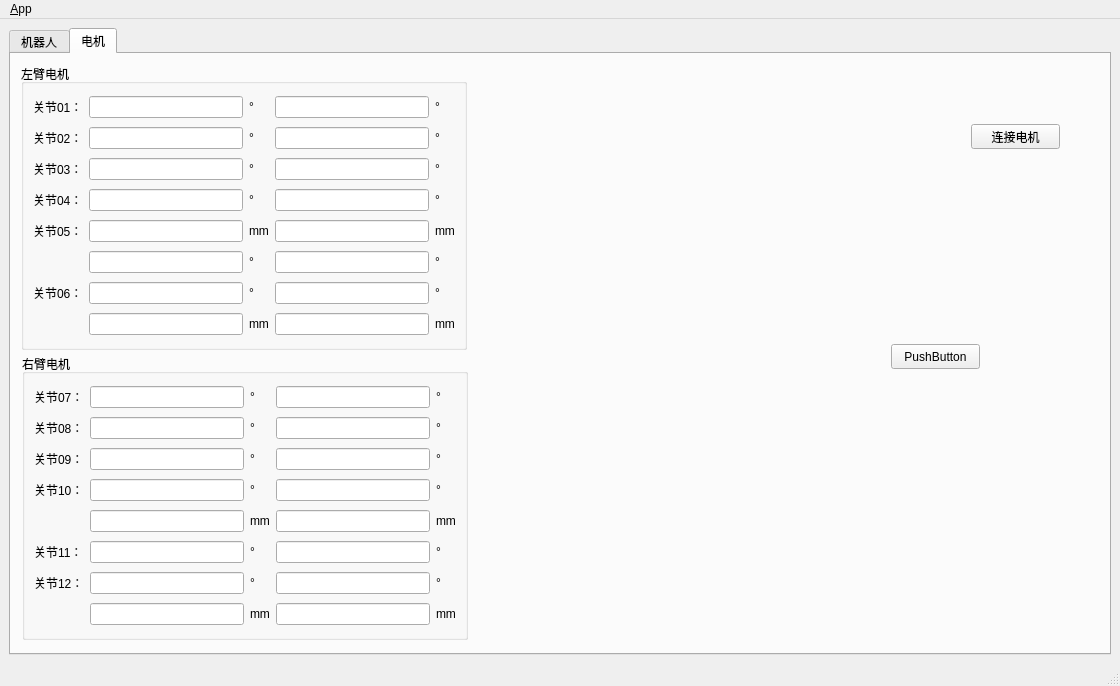
Old version of the form src/CXDL_ROS/cx_qt/ui/main_window.ui in the repository xxxqqqwdd/CXDL_ROS_mian.
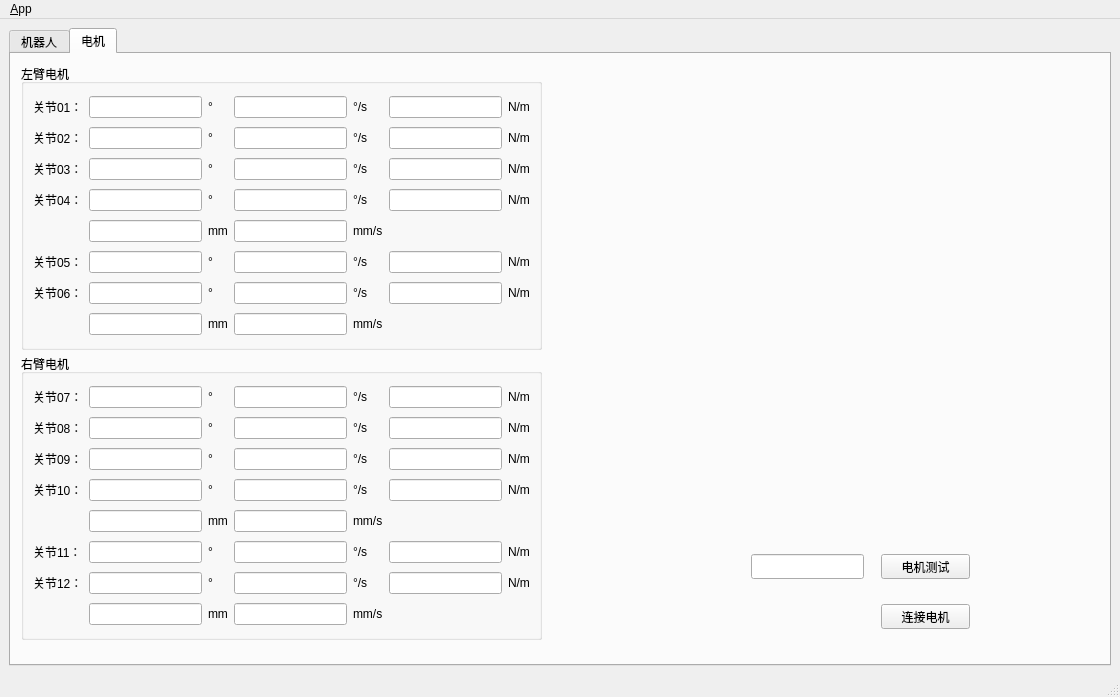
New version of the form. Icons and pictures are not drawn.

What changed in the file:
```diff
--- a/src/CXDL_ROS/cx_qt/ui/main_window.ui
+++ b/src/CXDL_ROS/cx_qt/ui/main_window.ui
@@ -7,7 +7,7 @@
     <x>0</x>
     <y>0</y>
     <width>1120</width>
-    <height>686</height>
+    <height>697</height>
    </rect>
   </property>
   <property name="windowTitle">
@@ -24,6 +24,9 @@
    <layout class="QGridLayout" name="gridLayout_2">
     <item row="0" column="0">
      <widget class="QTabWidget" name="tab_manager">
+      <property name="enabled">
+       <bool>true</bool>
+      </property>
       <property name="minimumSize">
        <size>
         <width>100</width>
@@ -50,7 +53,7 @@
          <rect>
           <x>10</x>
           <y>10</y>
-          <width>446</width>
+          <width>521</width>
           <height>286</height>
          </rect>
         </property>
@@ -66,7 +69,17 @@
           </widget>
          </item>
          <item row="0" column="1">
-          <widget class="QLineEdit" name="lineEdit"/>
+          <widget class="QLineEdit" name="lineEdit_joint101_1">
+           <property name="enabled">
+            <bool>true</bool>
+           </property>
+           <property name="layoutDirection">
+            <enum>Qt::LeftToRight</enum>
+           </property>
+           <property name="alignment">
+            <set>Qt::AlignRight|Qt::AlignTrailing|Qt::AlignVCenter</set>
+           </property>
+          </widget>
          </item>
          <item row="0" column="2">
           <widget class="QLabel" name="label_26">
@@ -76,12 +89,36 @@
           </widget>
          </item>
          <item row="0" column="3">
-          <widget class="QLineEdit" name="lineEdit_20"/>
+          <widget class="QLineEdit" name="lineEdit_joint101_2">
+           <property name="enabled">
+            <bool>true</bool>
+           </property>
+           <property name="alignment">
+            <set>Qt::AlignRight|Qt::AlignTrailing|Qt::AlignVCenter</set>
+           </property>
+          </widget>
          </item>
          <item row="0" column="4">
           <widget class="QLabel" name="label_39">
            <property name="text">
-            <string>°</string>
+            <string>°/s</string>
+           </property>
+          </widget>
+         </item>
+         <item row="0" column="5">
+          <widget class="QLineEdit" name="lineEdit_joint101_3">
+           <property name="enabled">
+            <bool>true</bool>
+           </property>
+           <property name="alignment">
+            <set>Qt::AlignRight|Qt::AlignTrailing|Qt::AlignVCenter</set>
+           </property>
+          </widget>
+         </item>
+         <item row="0" column="6">
+          <widget class="QLabel" name="label_58">
+           <property name="text">
+            <string>N/m</string>
            </property>
           </widget>
          </item>
@@ -93,7 +130,17 @@
           </widget>
          </item>
          <item row="1" column="1">
-          <widget class="QLineEdit" name="lineEdit_2"/>
+          <widget class="QLineEdit" name="lineEdit_joint102_1">
+           <property name="enabled">
+            <bool>true</bool>
+           </property>
+           <property name="layoutDirection">
+            <enum>Qt::LeftToRight</enum>
+           </property>
+           <property name="alignment">
+            <set>Qt::AlignRight|Qt::AlignTrailing|Qt::AlignVCenter</set>
+           </property>
+          </widget>
          </item>
          <item row="1" column="2">
           <widget class="QLabel" name="label_31">
@@ -103,12 +150,36 @@
           </widget>
          </item>
          <item row="1" column="3">
-          <widget class="QLineEdit" name="lineEdit_18"/>
+          <widget class="QLineEdit" name="lineEdit_joint102_2">
+           <property name="enabled">
+            <bool>true</bool>
+           </property>
+           <property name="alignment">
+            <set>Qt::AlignRight|Qt::AlignTrailing|Qt::AlignVCenter</set>
+           </property>
+          </widget>
          </item>
          <item row="1" column="4">
           <widget class="QLabel" name="label_43">
            <property name="text">
-            <string>°</string>
+            <string>°/s</string>
+           </property>
+          </widget>
+         </item>
+         <item row="1" column="5">
+          <widget class="QLineEdit" name="lineEdit_joint102_3">
+           <property name="enabled">
+            <bool>true</bool>
+           </property>
+           <property name="alignment">
+            <set>Qt::AlignRight|Qt::AlignTrailing|Qt::AlignVCenter</set>
+           </property>
+          </widget>
+         </item>
+         <item row="1" column="6">
+          <widget class="QLabel" name="label_57">
+           <property name="text">
+            <string>N/m</string>
            </property>
           </widget>
          </item>
@@ -120,7 +191,17 @@
           </widget>
          </item>
          <item row="2" column="1">
-          <widget class="QLineEdit" name="lineEdit_3"/>
+          <widget class="QLineEdit" name="lineEdit_joint103_1">
+           <property name="enabled">
+            <bool>true</bool>
+           </property>
+           <property name="layoutDirection">
+            <enum>Qt::LeftToRight</enum>
+           </property>
+           <property name="alignment">
+            <set>Qt::AlignRight|Qt::AlignTrailing|Qt::AlignVCenter</set>
+           </property>
+          </widget>
          </item>
          <item row="2" column="2">
           <widget class="QLabel" name="label_28">
@@ -130,12 +211,36 @@
           </widget>
          </item>
          <item row="2" column="3">
-          <widget class="QLineEdit" name="lineEdit_22"/>
+          <widget class="QLineEdit" name="lineEdit_joint103_2">
+           <property name="enabled">
+            <bool>true</bool>
+           </property>
+           <property name="alignment">
+            <set>Qt::AlignRight|Qt::AlignTrailing|Qt::AlignVCenter</set>
+           </property>
+          </widget>
          </item>
          <item row="2" column="4">
           <widget class="QLabel" name="label_41">
            <property name="text">
-            <string>°</string>
+            <string>°/s</string>
+           </property>
+          </widget>
+         </item>
+         <item row="2" column="5">
+          <widget class="QLineEdit" name="lineEdit_joint103_3">
+           <property name="enabled">
+            <bool>true</bool>
+           </property>
+           <property name="alignment">
+            <set>Qt::AlignRight|Qt::AlignTrailing|Qt::AlignVCenter</set>
+           </property>
+          </widget>
+         </item>
+         <item row="2" column="6">
+          <widget class="QLabel" name="label_52">
+           <property name="text">
+            <string>N/m</string>
            </property>
           </widget>
          </item>
@@ -147,7 +252,14 @@
           </widget>
          </item>
          <item row="3" column="1">
-          <widget class="QLineEdit" name="lineEdit_4"/>
+          <widget class="QLineEdit" name="lineEdit_joint104_1">
+           <property name="enabled">
+            <bool>true</bool>
+           </property>
+           <property name="alignment">
+            <set>Qt::AlignRight|Qt::AlignTrailing|Qt::AlignVCenter</set>
+           </property>
+          </widget>
          </item>
          <item row="3" column="2">
           <widget class="QLabel" name="label_22">
@@ -157,24 +269,48 @@
           </widget>
          </item>
          <item row="3" column="3">
-          <widget class="QLineEdit" name="lineEdit_24"/>
+          <widget class="QLineEdit" name="lineEdit_joint104_2">
+           <property name="enabled">
+            <bool>true</bool>
+           </property>
+           <property name="alignment">
+            <set>Qt::AlignRight|Qt::AlignTrailing|Qt::AlignVCenter</set>
+           </property>
+          </widget>
          </item>
          <item row="3" column="4">
           <widget class="QLabel" name="label_24">
            <property name="text">
-            <string>°</string>
+            <string>°/s</string>
            </property>
           </widget>
          </item>
-         <item row="4" column="0">
-          <widget class="QLabel" name="label_18">
+         <item row="3" column="5">
+          <widget class="QLineEdit" name="lineEdit_joint104_3">
+           <property name="enabled">
+            <bool>true</bool>
+           </property>
+           <property name="alignment">
+            <set>Qt::AlignRight|Qt::AlignTrailing|Qt::AlignVCenter</set>
+           </property>
+          </widget>
+         </item>
+         <item row="3" column="6">
+          <widget class="QLabel" name="label_54">
            <property name="text">
-            <string>关节05：</string>
+            <string>N/m</string>
            </property>
           </widget>
          </item>
          <item row="4" column="1">
-          <widget class="QLineEdit" name="lineEdit_5"/>
+          <widget class="QLineEdit" name="lineEdit_joint104_4">
+           <property name="enabled">
+            <bool>true</bool>
+           </property>
+           <property name="alignment">
+            <set>Qt::AlignRight|Qt::AlignTrailing|Qt::AlignVCenter</set>
+           </property>
+          </widget>
          </item>
          <item row="4" column="2">
           <widget class="QLabel" name="label_29">
@@ -184,17 +320,38 @@
           </widget>
          </item>
          <item row="4" column="3">
-          <widget class="QLineEdit" name="lineEdit_19"/>
+          <widget class="QLineEdit" name="lineEdit_joint104_5">
+           <property name="enabled">
+            <bool>true</bool>
+           </property>
+           <property name="alignment">
+            <set>Qt::AlignRight|Qt::AlignTrailing|Qt::AlignVCenter</set>
+           </property>
+          </widget>
          </item>
          <item row="4" column="4">
           <widget class="QLabel" name="label_40">
            <property name="text">
-            <string>mm</string>
+            <string>mm/s</string>
+           </property>
+          </widget>
+         </item>
+         <item row="5" column="0">
+          <widget class="QLabel" name="label_18">
+           <property name="text">
+            <string>关节05：</string>
            </property>
           </widget>
          </item>
          <item row="5" column="1">
-          <widget class="QLineEdit" name="lineEdit_6"/>
+          <widget class="QLineEdit" name="lineEdit_joint105_1">
+           <property name="enabled">
+            <bool>true</bool>
+           </property>
+           <property name="alignment">
+            <set>Qt::AlignRight|Qt::AlignTrailing|Qt::AlignVCenter</set>
+           </property>
+          </widget>
          </item>
          <item row="5" column="2">
           <widget class="QLabel" name="label_30">
@@ -204,12 +361,36 @@
           </widget>
          </item>
          <item row="5" column="3">
-          <widget class="QLineEdit" name="lineEdit_17"/>
+          <widget class="QLineEdit" name="lineEdit_joint105_2">
+           <property name="enabled">
+            <bool>true</bool>
+           </property>
+           <property name="alignment">
+            <set>Qt::AlignRight|Qt::AlignTrailing|Qt::AlignVCenter</set>
+           </property>
+          </widget>
          </item>
          <item row="5" column="4">
           <widget class="QLabel" name="label_42">
            <property name="text">
-            <string>°</string>
+            <string>°/s</string>
+           </property>
+          </widget>
+         </item>
+         <item row="5" column="5">
+          <widget class="QLineEdit" name="lineEdit_joint105_3">
+           <property name="enabled">
+            <bool>true</bool>
+           </property>
+           <property name="alignment">
+            <set>Qt::AlignRight|Qt::AlignTrailing|Qt::AlignVCenter</set>
+           </property>
+          </widget>
+         </item>
+         <item row="5" column="6">
+          <widget class="QLabel" name="label_56">
+           <property name="text">
+            <string>N/m</string>
            </property>
           </widget>
          </item>
@@ -221,7 +402,14 @@
           </widget>
          </item>
          <item row="6" column="1">
-          <widget class="QLineEdit" name="lineEdit_7"/>
+          <widget class="QLineEdit" name="lineEdit_joint106_1">
+           <property name="enabled">
+            <bool>true</bool>
+           </property>
+           <property name="alignment">
+            <set>Qt::AlignRight|Qt::AlignTrailing|Qt::AlignVCenter</set>
+           </property>
+          </widget>
          </item>
          <item row="6" column="2">
           <widget class="QLabel" name="label_27">
@@ -231,17 +419,48 @@
           </widget>
          </item>
          <item row="6" column="3">
-          <widget class="QLineEdit" name="lineEdit_21"/>
+          <widget class="QLineEdit" name="lineEdit_joint106_2">
+           <property name="enabled">
+            <bool>true</bool>
+           </property>
+           <property name="alignment">
+            <set>Qt::AlignRight|Qt::AlignTrailing|Qt::AlignVCenter</set>
+           </property>
+          </widget>
          </item>
          <item row="6" column="4">
           <widget class="QLabel" name="label_38">
            <property name="text">
-            <string>°</string>
+            <string>°/s</string>
+           </property>
+          </widget>
+         </item>
+         <item row="6" column="5">
+          <widget class="QLineEdit" name="lineEdit_joint106_3">
+           <property name="enabled">
+            <bool>true</bool>
+           </property>
+           <property name="alignment">
+            <set>Qt::AlignRight|Qt::AlignTrailing|Qt::AlignVCenter</set>
+           </property>
+          </widget>
+         </item>
+         <item row="6" column="6">
+          <widget class="QLabel" name="label_55">
+           <property name="text">
+            <string>N/m</string>
            </property>
           </widget>
          </item>
          <item row="7" column="1">
-          <widget class="QLineEdit" name="lineEdit_8"/>
+          <widget class="QLineEdit" name="lineEdit_joint106_4">
+           <property name="enabled">
+            <bool>true</bool>
+           </property>
+           <property name="alignment">
+            <set>Qt::AlignRight|Qt::AlignTrailing|Qt::AlignVCenter</set>
+           </property>
+          </widget>
          </item>
          <item row="7" column="2">
           <widget class="QLabel" name="label_19">
@@ -251,23 +470,56 @@
           </widget>
          </item>
          <item row="7" column="3">
-          <widget class="QLineEdit" name="lineEdit_23"/>
+          <widget class="QLineEdit" name="lineEdit_joint106_5">
+           <property name="enabled">
+            <bool>true</bool>
+           </property>
+           <property name="alignment">
+            <set>Qt::AlignRight|Qt::AlignTrailing|Qt::AlignVCenter</set>
+           </property>
+          </widget>
          </item>
          <item row="7" column="4">
           <widget class="QLabel" name="label_21">
            <property name="text">
-            <string>mm</string>
+            <string>mm/s</string>
            </property>
           </widget>
          </item>
         </layout>
        </widget>
+       <widget class="QPushButton" name="btn_start">
+        <property name="geometry">
+         <rect>
+          <x>870</x>
+          <y>550</y>
+          <width>89</width>
+          <height>25</height>
+         </rect>
+        </property>
+        <property name="text">
+         <string>连接电机</string>
+        </property>
+       </widget>
+       <widget class="QPushButton" name="btn_ceshi">
+        <property name="geometry">
+         <rect>
+          <x>870</x>
+          <y>500</y>
+          <width>89</width>
+          <height>25</height>
+         </rect>
+        </property>
+        <property name="text">
+         <string>电机测试</string>
+        </property>
+       </widget>
        <widget class="QGroupBox" name="groupBox_2">
         <property name="geometry">
          <rect>
-          <x>11</x>
+          <x>10</x>
           <y>300</y>
-          <width>446</width>
+          <width>521</width>
           <height>286</height>
          </rect>
         </property>
@@ -275,105 +527,194 @@
          <string>右臂电机</string>
         </property>
         <layout class="QGridLayout" name="gridLayout_3">
-         <item row="1" column="1">
-          <widget class="QLineEdit" name="lineEdit_10"/>
-         </item>
-         <item row="3" column="3">
-          <widget class="QLineEdit" name="lineEdit_30"/>
-         </item>
-         <item row="6" column="4">
-          <widget class="QLabel" name="label_49">
+         <item row="0" column="0">
+          <widget class="QLabel" name="label_9">
            <property name="text">
-            <string>°</string>
+            <string>关节07：</string>
            </property>
           </widget>
          </item>
-         <item row="2" column="2">
-          <widget class="QLabel" name="label_34">
+         <item row="0" column="1">
+          <widget class="QLineEdit" name="lineEdit_joint201_1">
+           <property name="enabled">
+            <bool>true</bool>
+           </property>
+           <property name="alignment">
+            <set>Qt::AlignRight|Qt::AlignTrailing|Qt::AlignVCenter</set>
+           </property>
+          </widget>
+         </item>
+         <item row="0" column="2">
+          <widget class="QLabel" name="label_64">
            <property name="text">
             <string>°</string>
            </property>
           </widget>
          </item>
-         <item row="5" column="3">
-          <widget class="QLineEdit" name="lineEdit_32"/>
-         </item>
-         <item row="6" column="0">
-          <widget class="QLabel" name="label_16">
-           <property name="text">
-            <string>关节12：</string>
+         <item row="0" column="3">
+          <widget class="QLineEdit" name="lineEdit_joint201_2">
+           <property name="enabled">
+            <bool>true</bool>
+           </property>
+           <property name="alignment">
+            <set>Qt::AlignRight|Qt::AlignTrailing|Qt::AlignVCenter</set>
            </property>
           </widget>
          </item>
          <item row="0" column="4">
-          <widget class="QLabel" name="label_47">
+          <widget class="QLabel" name="label_65">
+           <property name="text">
+            <string>°/s</string>
+           </property>
+          </widget>
+         </item>
+         <item row="0" column="5">
+          <widget class="QLineEdit" name="lineEdit_joint201_3">
+           <property name="enabled">
+            <bool>true</bool>
+           </property>
+           <property name="alignment">
+            <set>Qt::AlignRight|Qt::AlignTrailing|Qt::AlignVCenter</set>
+           </property>
+          </widget>
+         </item>
+         <item row="0" column="6">
+          <widget class="QLabel" name="label_66">
+           <property name="text">
+            <string>N/m</string>
+           </property>
+          </widget>
+         </item>
+         <item row="1" column="0">
+          <widget class="QLabel" name="label_10">
+           <property name="text">
+            <string>关节08：</string>
+           </property>
+          </widget>
+         </item>
+         <item row="1" column="1">
+          <widget class="QLineEdit" name="lineEdit_joint202_1">
+           <property name="enabled">
+            <bool>true</bool>
+           </property>
+           <property name="alignment">
+            <set>Qt::AlignRight|Qt::AlignTrailing|Qt::AlignVCenter</set>
+           </property>
+          </widget>
+         </item>
+         <item row="1" column="2">
+          <widget class="QLabel" name="label_67">
            <property name="text">
             <string>°</string>
            </property>
           </widget>
          </item>
          <item row="1" column="3">
-          <widget class="QLineEdit" name="lineEdit_25"/>
+          <widget class="QLineEdit" name="lineEdit_joint202_2">
+           <property name="enabled">
+            <bool>true</bool>
+           </property>
+           <property name="alignment">
+            <set>Qt::AlignRight|Qt::AlignTrailing|Qt::AlignVCenter</set>
+           </property>
+          </widget>
          </item>
-         <item row="2" column="4">
-          <widget class="QLabel" name="label_48">
+         <item row="1" column="4">
+          <widget class="QLabel" name="label_68">
            <property name="text">
-            <string>°</string>
+            <string>°/s</string>
            </property>
           </widget>
          </item>
-         <item row="4" column="2">
-          <widget class="QLabel" name="label_35">
-           <property name="text">
-            <string>mm</string>
+         <item row="1" column="5">
+          <widget class="QLineEdit" name="lineEdit_joint202_3">
+           <property name="enabled">
+            <bool>true</bool>
            </property>
+           <property name="alignment">
+            <set>Qt::AlignRight|Qt::AlignTrailing|Qt::AlignVCenter</set>
+           </property>
           </widget>
          </item>
-         <item row="6" column="2">
-          <widget class="QLabel" name="label_37">
+         <item row="1" column="6">
+          <widget class="QLabel" name="label_69">
            <property name="text">
-            <string>°</string>
+            <string>N/m</string>
            </property>
           </widget>
          </item>
          <item row="2" column="0">
-          <widget class="QLabel" name="label_12">
+          <widget class="QLabel" name="label_11">
            <property name="text">
             <string>关节09：</string>
            </property>
           </widget>
          </item>
+         <item row="2" column="1">
+          <widget class="QLineEdit" name="lineEdit_joint203_1">
+           <property name="enabled">
+            <bool>true</bool>
+           </property>
+           <property name="alignment">
+            <set>Qt::AlignRight|Qt::AlignTrailing|Qt::AlignVCenter</set>
+           </property>
+          </widget>
+         </item>
+         <item row="2" column="2">
+          <widget class="QLabel" name="label_70">
+           <property name="text">
+            <string>°</string>
+           </property>
+          </widget>
+         </item>
+         <item row="2" column="3">
+          <widget class="QLineEdit" name="lineEdit_joint203_2">
+           <property name="enabled">
+            <bool>true</bool>
+           </property>
+           <property name="alignment">
+            <set>Qt::AlignRight|Qt::AlignTrailing|Qt::AlignVCenter</set>
+           </property>
+          </widget>
+         </item>
+         <item row="2" column="4">
+          <widget class="QLabel" name="label_71">
+           <property name="text">
+            <string>°/s</string>
+           </property>
+          </widget>
+         </item>
+         <item row="2" column="5">
+          <widget class="QLineEdit" name="lineEdit_joint203_3">
+           <property name="enabled">
+            <bool>true</bool>
+           </property>
+           <property name="alignment">
+            <set>Qt::AlignRight|Qt::AlignTrailing|Qt::AlignVCenter</set>
+           </property>
+          </widget>
+         </item>
+         <item row="2" column="6">
+          <widget class="QLabel" name="label_72">
+           <property name="text">
+            <string>N/m</string>
+           </property>
+          </widget>
+         </item>
          <item row="3" column="0">
-          <widget class="QLabel" name="label_17">
+          <widget class="QLabel" name="label_12">
            <property name="text">
             <string>关节10：</string>
            </property>
           </widget>
          </item>
-         <item row="6" column="1">
-          <widget class="QLineEdit" name="lineEdit_15"/>
-         </item>
-         <item row="1" column="0">
-          <widget class="QLabel" name="label_11">
-           <property name="text">
-            <string>关节08：</string>
+         <item row="3" column="1">
+          <widget class="QLineEdit" name="lineEdit_joint204_1">
+           <property name="enabled">
+            <bool>true</bool>
            </property>
-          </widget>
-         </item>
-         <item row="0" column="3">
-          <widget class="QLineEdit" name="lineEdit_26"/>
-         </item>
-         <item row="1" column="2">
-          <widget class="QLabel" name="label_33">
-           <property name="text">
-            <string>°</string>
-           </property>
-          </widget>
-         </item>
-         <item row="7" column="2">
-          <widget class="QLabel" name="label_20">
-           <property name="text">
-            <string>mm</string>
+           <property name="alignment">
+            <set>Qt::AlignRight|Qt::AlignTrailing|Qt::AlignVCenter</set>
            </property>
           </widget>
          </item>
@@ -384,88 +725,90 @@
            </property>
           </widget>
          </item>
-         <item row="7" column="3">
-          <widget class="QLineEdit" name="lineEdit_27"/>
-         </item>
-         <item row="6" column="3">
-          <widget class="QLineEdit" name="lineEdit_29"/>
-         </item>
-         <item row="7" column="1">
-          <widget class="QLineEdit" name="lineEdit_16"/>
-         </item>
-         <item row="5" column="4">
-          <widget class="QLabel" name="label_50">
-           <property name="text">
-            <string>°</string>
+         <item row="3" column="3">
+          <widget class="QLineEdit" name="lineEdit_joint204_2">
+           <property name="enabled">
+            <bool>true</bool>
            </property>
-          </widget>
-         </item>
-         <item row="4" column="1">
-          <widget class="QLineEdit" name="lineEdit_13"/>
-         </item>
-         <item row="7" column="4">
-          <widget class="QLabel" name="label_45">
-           <property name="text">
-            <string>mm</string>
-           </property>
-          </widget>
-         </item>
-         <item row="0" column="0">
-          <widget class="QLabel" name="label_5">
-           <property name="text">
-            <string>关节07：</string>
+           <property name="alignment">
+            <set>Qt::AlignRight|Qt::AlignTrailing|Qt::AlignVCenter</set>
            </property>
           </widget>
          </item>
          <item row="3" column="4">
           <widget class="QLabel" name="label_25">
            <property name="text">
-            <string>°</string>
+            <string>°/s</string>
+           </property>
+          </widget>
+         </item>
+         <item row="3" column="5">
+          <widget class="QLineEdit" name="lineEdit_joint204_3">
+           <property name="enabled">
+            <bool>true</bool>
+           </property>
+           <property name="alignment">
+            <set>Qt::AlignRight|Qt::AlignTrailing|Qt::AlignVCenter</set>
+           </property>
+          </widget>
+         </item>
+         <item row="3" column="6">
+          <widget class="QLabel" name="label_75">
+           <property name="text">
+            <string>N/m</string>
+           </property>
+          </widget>
+         </item>
+         <item row="4" column="1">
+          <widget class="QLineEdit" name="lineEdit_joint204_4">
+           <property name="enabled">
+            <bool>true</bool>
+           </property>
+           <property name="alignment">
+            <set>Qt::AlignRight|Qt::AlignTrailing|Qt::AlignVCenter</set>
+           </property>
+          </widget>
+         </item>
+         <item row="4" column="2">
+          <widget class="QLabel" name="label_76">
+           <property name="text">
+            <string>mm</string>
+           </property>
+          </widget>
+         </item>
+         <item row="4" column="3">
+          <widget class="QLineEdit" name="lineEdit_joint204_5">
+           <property name="enabled">
+            <bool>true</bool>
+           </property>
+           <property name="alignment">
+            <set>Qt::AlignRight|Qt::AlignTrailing|Qt::AlignVCenter</set>
            </property>
           </widget>
          </item>
          <item row="4" column="4">
           <widget class="QLabel" name="label_46">
            <property name="text">
-            <string>mm</string>
+            <string>mm/s</string>
            </property>
           </widget>
          </item>
-         <item row="2" column="1">
-          <widget class="QLineEdit" name="lineEdit_11"/>
-         </item>
-         <item row="2" column="3">
-          <widget class="QLineEdit" name="lineEdit_31"/>
-         </item>
          <item row="5" column="0">
-          <widget class="QLabel" name="label_15">
+          <widget class="QLabel" name="label_78">
            <property name="text">
             <string>关节11：</string>
            </property>
           </widget>
          </item>
-         <item row="1" column="4">
-          <widget class="QLabel" name="label_44">
-           <property name="text">
-            <string>°</string>
-           </property>
-          </widget>
-         </item>
-         <item row="0" column="2">
-          <widget class="QLabel" name="label_32">
-           <property name="text">
-            <string>°</string>
-           </property>
-          </widget>
-         </item>
-         <item row="0" column="1">
-          <widget class="QLineEdit" name="lineEdit_9"/>
-         </item>
          <item row="5" column="1">
-          <widget class="QLineEdit" name="lineEdit_14"/>
-         </item>
-         <item row="4" column="3">
-          <widget class="QLineEdit" name="lineEdit_28"/>
+          <widget class="QLineEdit" name="lineEdit_joint205_1">
+           <property name="enabled">
+            <bool>true</bool>
+           </property>
+           <property name="alignment">
+            <set>Qt::AlignRight|Qt::AlignTrailing|Qt::AlignVCenter</set>
+           </property>
+          </widget>
          </item>
          <item row="5" column="2">
           <widget class="QLabel" name="label_36">
@@ -474,35 +817,142 @@
            </property>
           </widget>
          </item>
-         <item row="3" column="1">
-          <widget class="QLineEdit" name="lineEdit_12"/>
+         <item row="5" column="3">
+          <widget class="QLineEdit" name="lineEdit_joint205_2">
+           <property name="enabled">
+            <bool>true</bool>
+           </property>
+           <property name="alignment">
+            <set>Qt::AlignRight|Qt::AlignTrailing|Qt::AlignVCenter</set>
+           </property>
+          </widget>
+         </item>
+         <item row="5" column="4">
+          <widget class="QLabel" name="label_80">
+           <property name="text">
+            <string>°/s</string>
+           </property>
+          </widget>
+         </item>
+         <item row="5" column="5">
+          <widget class="QLineEdit" name="lineEdit_joint205_3">
+           <property name="enabled">
+            <bool>true</bool>
+           </property>
+           <property name="alignment">
+            <set>Qt::AlignRight|Qt::AlignTrailing|Qt::AlignVCenter</set>
+           </property>
+          </widget>
+         </item>
+         <item row="5" column="6">
+          <widget class="QLabel" name="label_81">
+           <property name="text">
+            <string>N/m</string>
+           </property>
+          </widget>
+         </item>
+         <item row="6" column="0">
+          <widget class="QLabel" name="label_15">
+           <property name="text">
+            <string>关节12：</string>
+           </property>
+          </widget>
+         </item>
+         <item row="6" column="1">
+          <widget class="QLineEdit" name="lineEdit_joint206_1">
+           <property name="enabled">
+            <bool>true</bool>
+           </property>
+           <property name="alignment">
+            <set>Qt::AlignRight|Qt::AlignTrailing|Qt::AlignVCenter</set>
+           </property>
+          </widget>
+         </item>
+         <item row="6" column="2">
+          <widget class="QLabel" name="label_82">
+           <property name="text">
+            <string>°</string>
+           </property>
+          </widget>
+         </item>
+         <item row="6" column="3">
+          <widget class="QLineEdit" name="lineEdit_joint206_2">
+           <property name="enabled">
+            <bool>true</bool>
+           </property>
+           <property name="alignment">
+            <set>Qt::AlignRight|Qt::AlignTrailing|Qt::AlignVCenter</set>
+           </property>
+          </widget>
+         </item>
+         <item row="6" column="4">
+          <widget class="QLabel" name="label_83">
+           <property name="text">
+            <string>°/s</string>
+           </property>
+          </widget>
+         </item>
+         <item row="6" column="5">
+          <widget class="QLineEdit" name="lineEdit_joint206_3">
+           <property name="enabled">
+            <bool>true</bool>
+           </property>
+           <property name="alignment">
+            <set>Qt::AlignRight|Qt::AlignTrailing|Qt::AlignVCenter</set>
+           </property>
+          </widget>
+         </item>
+         <item row="6" column="6">
+          <widget class="QLabel" name="label_84">
+           <property name="text">
+            <string>N/m</string>
+           </property>
+          </widget>
+         </item>
+         <item row="7" column="1">
+          <widget class="QLineEdit" name="lineEdit_joint206_4">
+           <property name="enabled">
+            <bool>true</bool>
+           </property>
+           <property name="alignment">
+            <set>Qt::AlignRight|Qt::AlignTrailing|Qt::AlignVCenter</set>
+           </property>
+          </widget>
+         </item>
+         <item row="7" column="2">
+          <widget class="QLabel" name="label_85">
+           <property name="text">
+            <string>mm</string>
+           </property>
+          </widget>
+         </item>
+         <item row="7" column="3">
+          <widget class="QLineEdit" name="lineEdit_joint206_5">
+           <property name="enabled">
+            <bool>true</bool>
+           </property>
+           <property name="alignment">
+            <set>Qt::AlignRight|Qt::AlignTrailing|Qt::AlignVCenter</set>
+           </property>
+          </widget>
+         </item>
+         <item row="7" column="4">
+          <widget class="QLabel" name="label_86">
+           <property name="text">
+            <string>mm/s</string>
+           </property>
+          </widget>
          </item>
         </layout>
        </widget>
-       <widget class="QPushButton" name="Btn_start">
+       <widget class="QLineEdit" name="lineEdit_1">
         <property name="geometry">
          <rect>
-          <x>960</x>
-          <y>70</y>
-          <width>89</width>
+          <x>740</x>
+          <y>500</y>
+          <width>113</width>
           <height>25</height>
          </rect>
-        </property>
-        <property name="text">
-         <string>连接电机</string>
-        </property>
-       </widget>
-       <widget class="QPushButton" name="ceshi">
-        <property name="geometry">
-         <rect>
-          <x>880</x>
-          <y>290</y>
-          <width>89</width>
-          <height>25</height>
-         </rect>
-        </property>
-        <property name="text">
-         <string>PushButton</string>
         </property>
        </widget>
       </widget>
```
Left out of the diff: 8 changed lines with no effect on the pictures.
